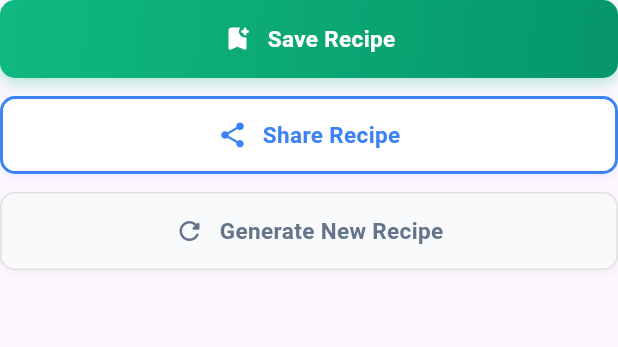
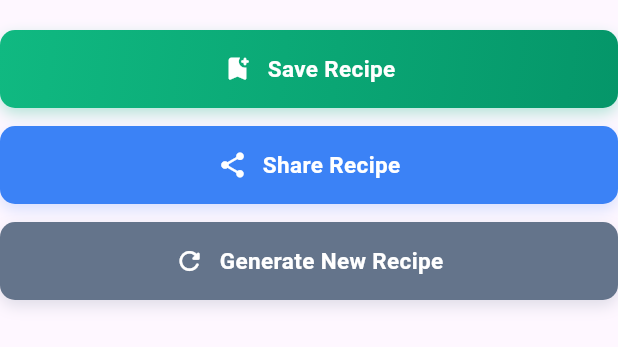
Before and after one commit to haotian0701/menu-gen-assistant, a Flutter app: the ActionButtons widget shown alone on an empty page, opened directly with empty values, on a phone screen of 412 x 824 dp. Shown: the top 347 px of the screen. Run offline on Flutter 3.47's test engine with Material 3 defaults, Android fonts, the phone set to English and light mode, and no system bars; our stand-ins replace file_picker, fl_chart, flutter_html, share_plus, supabase_flutter; accounts and stored records are empty; network calls fail.

Commit message:
Updated the buttons at the bottom of the recipe

```diff
--- a/frontend/lib/recipe_page.dart
+++ b/frontend/lib/recipe_page.dart
@@ -163,7 +163,8 @@ class _RecipePageState extends State<RecipePage> {
               child: LayoutBuilder(
                 builder: (context, constraints) {
                   final isSmallScreen = constraints.maxWidth < 800;
-                  final isPortrait = constraints.maxHeight > constraints.maxWidth;
+                  final isPortrait =
+                      constraints.maxHeight > constraints.maxWidth;
                   final isMobilePortrait = isSmallScreen && isPortrait;
                   final padding =
                       isMobilePortrait ? 16.0 : (isSmallScreen ? 24.0 : 40.0);
@@ -281,7 +282,8 @@ class AppHeader extends StatelessWidget {
                 child: GestureDetector(
                   onTap: () {
                     Navigator.of(context).pushAndRemoveUntil(
-                      MaterialPageRoute(builder: (_) => const UploadImagePage()),
+                      MaterialPageRoute(
+                          builder: (_) => const UploadImagePage()),
                       (route) => false,
                     );
                   },
@@ -485,13 +487,18 @@ class RecipeSection extends StatelessWidget {
                     Padding(
                       padding: const EdgeInsets.only(bottom: 16),
                       child: GestureDetector(
-                        onTap: () => launchUrl(Uri.parse(videoUrl!), mode: LaunchMode.externalApplication),
+                        onTap: () => launchUrl(Uri.parse(videoUrl!),
+                            mode: LaunchMode.externalApplication),
                         child: Row(
                           mainAxisSize: MainAxisSize.min,
                           children: [
-                            Icon(Icons.play_circle_fill, color: Colors.red.shade400, size: 28),
+                            Icon(Icons.play_circle_fill,
+                                color: Colors.red.shade400, size: 28),
                             const SizedBox(width: 8),
-                            Text('Watch on YouTube', style: TextStyle(color: Colors.red.shade400, fontWeight: FontWeight.w600)),
+                            Text('Watch on YouTube',
+                                style: TextStyle(
+                                    color: Colors.red.shade400,
+                                    fontWeight: FontWeight.w600)),
                           ],
                         ),
                       ),
@@ -501,7 +508,8 @@ class RecipeSection extends StatelessWidget {
                     Card(
                       elevation: 2,
                       margin: const EdgeInsets.symmetric(vertical: 16),
-                      shape: RoundedRectangleBorder(borderRadius: BorderRadius.circular(12)),
+                      shape: RoundedRectangleBorder(
+                          borderRadius: BorderRadius.circular(12)),
                       child: Padding(
                         padding: const EdgeInsets.all(16),
                         child: Column(
@@ -598,13 +606,18 @@ class RecipeSection extends StatelessWidget {
                     Padding(
                       padding: const EdgeInsets.only(bottom: 16),
                       child: GestureDetector(
-                        onTap: () => launchUrl(Uri.parse(videoUrl!), mode: LaunchMode.externalApplication),
+                        onTap: () => launchUrl(Uri.parse(videoUrl!),
+                            mode: LaunchMode.externalApplication),
                         child: Row(
                           mainAxisSize: MainAxisSize.min,
                           children: [
-                            Icon(Icons.play_circle_fill, color: Colors.red.shade400, size: 28),
+                            Icon(Icons.play_circle_fill,
+                                color: Colors.red.shade400, size: 28),
                             const SizedBox(width: 8),
-                            Text('Watch on YouTube', style: TextStyle(color: Colors.red.shade400, fontWeight: FontWeight.w600)),
+                            Text('Watch on YouTube',
+                                style: TextStyle(
+                                    color: Colors.red.shade400,
+                                    fontWeight: FontWeight.w600)),
                           ],
                         ),
                       ),
@@ -614,7 +627,8 @@ class RecipeSection extends StatelessWidget {
                     Card(
                       elevation: 2,
                       margin: const EdgeInsets.symmetric(vertical: 16),
-                      shape: RoundedRectangleBorder(borderRadius: BorderRadius.circular(12)),
+                      shape: RoundedRectangleBorder(
+                          borderRadius: BorderRadius.circular(12)),
                       child: Padding(
                         padding: const EdgeInsets.all(16),
                         child: Column(
@@ -744,8 +758,7 @@ class VideoButton extends StatelessWidget {
             onPressed: () async {
               final uri = Uri.parse(videoUrl);
               if (await canLaunchUrl(uri)) {
-                await launchUrl(uri,
-                    mode: LaunchMode.externalApplication);
+                await launchUrl(uri, mode: LaunchMode.externalApplication);
               } else {
                 ScaffoldMessenger.of(context).showSnackBar(
                   SnackBar(
@@ -907,6 +920,7 @@ class ActionButtons extends StatelessWidget {
           // Mobile portrait - stack buttons vertically with smaller spacing
           return Column(
             children: [
+              const SizedBox(height: 20),
               Opacity(
                 opacity: isLoggedIn ? 1.0 : 0.5,
                 child: _buildPrimaryButton(
@@ -919,34 +933,34 @@ class ActionButtons extends StatelessWidget {
               ),
               if (!isLoggedIn) ...[
                 const SizedBox(height: 8),
-                GestureDetector(
-                  onTap: () => Navigator.of(context).push(
+                TextButton(
+                  onPressed: () => Navigator.of(context).push(
                     MaterialPageRoute(builder: (_) => const AuthPage()),
                   ),
-                  child: Text(
-                    'Sign in to save recipes',
-                    style: TextStyle(
-                      color: Theme.of(context).colorScheme.primary,
-                      decoration: TextDecoration.underline,
-                    ),
-                  ),
+                  child: const Text('Sign in to save recipes'),
                 ),
               ],
               const SizedBox(height: 12),
-              _buildSecondaryButton(
+              Opacity(
+                opacity: isLoggedIn ? 1.0 : 1.0,
+                child: _buildSecondaryButton(
                   context,
                   'Share Recipe',
                   Icons.share_rounded,
                   () => _shareRecipe(context),
                   isMobilePortrait: true,
                 ),
+              ),
               const SizedBox(height: 12),
-              _buildTertiaryButton(
+              Opacity(
+                opacity: isLoggedIn ? 1.0 : 1.0,
+                child: _buildTertiaryButton(
                   context,
                   'Generate New Recipe',
                   Icons.refresh_rounded,
                   () => _generateNewRecipe(context),
                   isMobilePortrait: true,
+                ),
               ),
             ],
           );
@@ -968,22 +982,18 @@ class ActionButtons extends StatelessWidget {
               ),
               if (!isLoggedIn) ...[
                 const SizedBox(width: 16),
-                GestureDetector(
-                  onTap: () => Navigator.of(context).push(
+                TextButton(
+                  onPressed: () => Navigator.of(context).push(
                     MaterialPageRoute(builder: (_) => const AuthPage()),
                   ),
-                  child: Text(
-                    'Sign in to save recipes',
-                    style: TextStyle(
-                      color: Theme.of(context).colorScheme.primary,
-                      decoration: TextDecoration.underline,
-                    ),
-                  ),
+                  child: const Text('Sign in to save recipes'),
                 ),
               ] else ...[
                 const SizedBox(width: 16),
               ],
               Expanded(
+                child: Opacity(
+                  opacity: isLoggedIn ? 1.0 : 1.0,
                   child: _buildSecondaryButton(
                     context,
                     'Share Recipe',
@@ -992,14 +1002,18 @@ class ActionButtons extends StatelessWidget {
                     isMobilePortrait: false,
                   ),
                 ),
+              ),
               const SizedBox(width: 16),
               Expanded(
+                child: Opacity(
+                  opacity: isLoggedIn ? 1.0 : 1.0,
                   child: _buildTertiaryButton(
                     context,
                     'Generate New Recipe',
                     Icons.refresh_rounded,
                     () => _generateNewRecipe(context),
                     isMobilePortrait: false,
+                  ),
                 ),
               ),
             ],
@@ -1086,17 +1100,13 @@ class ActionButtons extends StatelessWidget {
       width: double.infinity,
       height: height,
       decoration: BoxDecoration(
-        color: Colors.white,
+        color: const Color(0xFF3B82F6),
         borderRadius: BorderRadius.circular(isMobilePortrait ? 10 : 12),
-        border: Border.all(
-          color: const Color(0xFF3B82F6),
-          width: 2,
-        ),
         boxShadow: [
           BoxShadow(
-            color: const Color(0xFF3B82F6).withOpacity(0.1),
-            blurRadius: isMobilePortrait ? 6 : 8,
-            offset: const Offset(0, 2),
+            color: const Color(0xFF3B82F6).withOpacity(0.2),
+            blurRadius: isMobilePortrait ? 8 : 12,
+            offset: const Offset(0, 4),
           ),
         ],
       ),
@@ -1113,7 +1123,7 @@ class ActionButtons extends StatelessWidget {
               children: [
                 Icon(
                   icon,
-                  color: const Color(0xFF3B82F6),
+                  color: Colors.white,
                   size: iconSize,
                 ),
                 SizedBox(width: isMobilePortrait ? 10 : 12),
@@ -1122,7 +1132,7 @@ class ActionButtons extends StatelessWidget {
                   style: TextStyle(
                     fontSize: fontSize,
                     fontWeight: FontWeight.w600,
-                    color: const Color(0xFF3B82F6),
+                    color: Colors.white,
                   ),
                 ),
               ],
@@ -1148,17 +1158,13 @@ class ActionButtons extends StatelessWidget {
       width: double.infinity,
       height: height,
       decoration: BoxDecoration(
-        color: const Color(0xFFF8FAFC),
+        color: const Color(0xFF64748B),
         borderRadius: BorderRadius.circular(isMobilePortrait ? 10 : 12),
-        border: Border.all(
-          color: Colors.grey.shade300,
-          width: 1,
-        ),
         boxShadow: [
           BoxShadow(
-            color: Colors.black.withOpacity(0.05),
-            blurRadius: isMobilePortrait ? 6 : 8,
-            offset: const Offset(0, 2),
+            color: const Color(0xFF64748B).withOpacity(0.2),
+            blurRadius: isMobilePortrait ? 8 : 12,
+            offset: const Offset(0, 4),
           ),
         ],
       ),
@@ -1175,7 +1181,7 @@ class ActionButtons extends StatelessWidget {
               children: [
                 Icon(
                   icon,
-                  color: const Color(0xFF64748B),
+                  color: Colors.white,
                   size: iconSize,
                 ),
                 SizedBox(width: isMobilePortrait ? 10 : 12),
@@ -1184,7 +1190,7 @@ class ActionButtons extends StatelessWidget {
                   style: TextStyle(
                     fontSize: fontSize,
                     fontWeight: FontWeight.w600,
-                    color: const Color(0xFF64748B),
+                    color: Colors.white,
                   ),
                 ),
               ],
@@ -1212,8 +1218,8 @@ class ActionButtons extends StatelessWidget {
         'user_id': user.id,
         'recipe_title': pageTitle,
         'recipe_content': recipe,
-        'image_url': imageUrl,             // original user-uploaded photo
-        'main_image_url': mainImageUrl,     // preview/generated photo
+        'image_url': imageUrl, // original user-uploaded photo
+        'main_image_url': mainImageUrl, // preview/generated photo
         'meal_type': mealType,
         'dietary_goal': dietaryGoal,
         'meal_time': mealTime,
```
Lines whose indentation alone changed are shown as unchanged.
